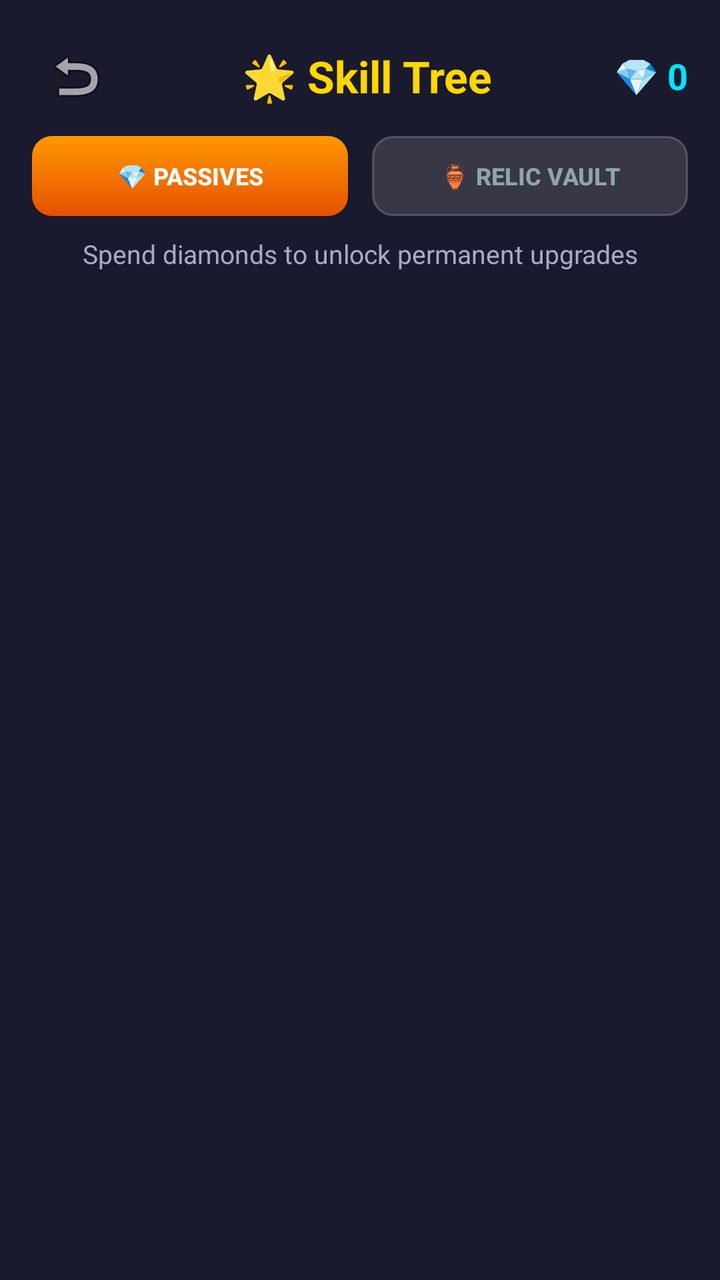
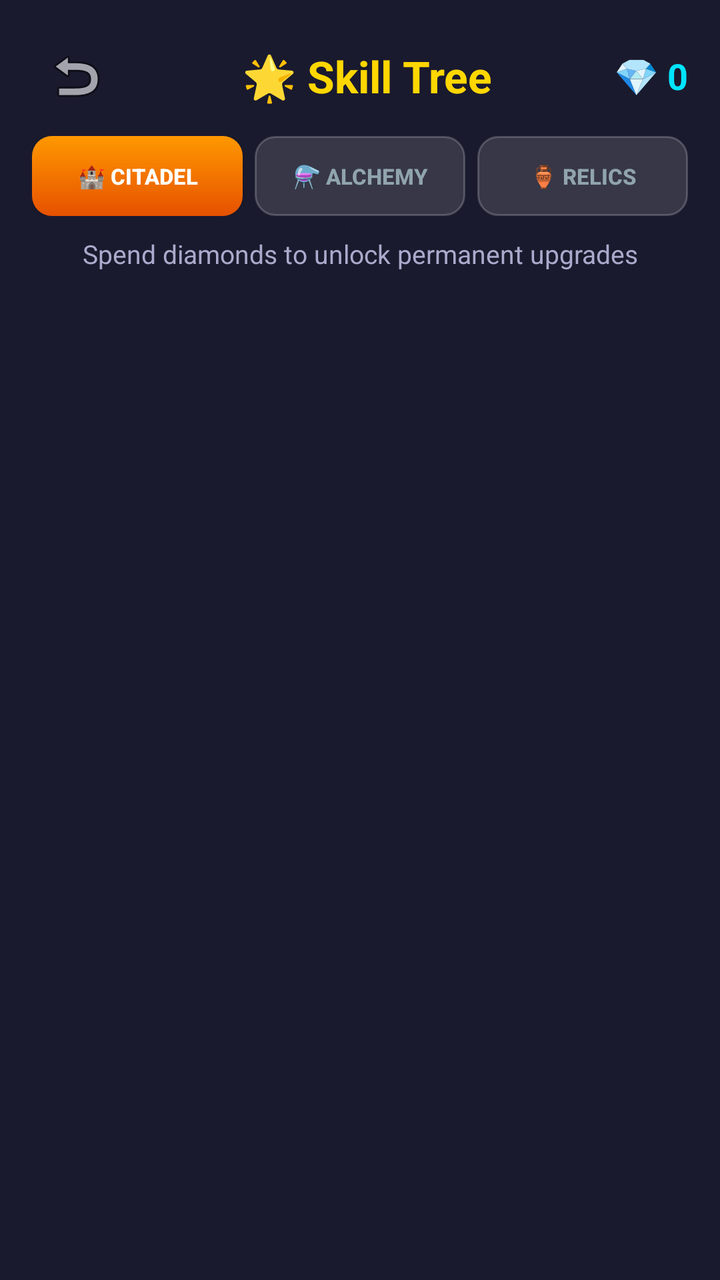

Compare the two renders of this Android layout. The source of the first and the diff that turns it into the second are given below.
<!-- AndroidManifest.xml: application theme Theme.MyApp -->
<!-- res/layout/activity_skill_tree.xml -->
<?xml version="1.0" encoding="utf-8"?>
<LinearLayout
    xmlns:android="http://schemas.android.com/apk/res/android"
    android:layout_width="match_parent"
    android:layout_height="match_parent"
    android:orientation="vertical"
    android:background="@color/bg_dark"
    android:padding="16dp">

    
    <LinearLayout
        android:layout_width="match_parent"
        android:layout_height="wrap_content"
        android:orientation="horizontal"
        android:gravity="center_vertical"
        android:layout_marginBottom="8dp">

        <ImageButton
            android:id="@+id/btn_back"
            android:layout_width="44dp"
            android:layout_height="44dp"
            android:src="@android:drawable/ic_menu_revert"
            android:background="?attr/selectableItemBackgroundBorderless"
            android:contentDescription="@string/back" />

        <TextView
            android:id="@+id/text_header_title"
            android:layout_width="0dp"
            android:layout_height="wrap_content"
            android:layout_weight="1"
            android:text="@string/skill_tree_title"
            android:textColor="@color/gold"
            android:textSize="22sp"
            android:textStyle="bold"
            android:gravity="center" />

        
        <TextView
            android:id="@+id/text_diamonds"
            android:layout_width="wrap_content"
            android:layout_height="wrap_content"
            android:text="💎 0"
            android:textColor="#00E5FF"
            android:textSize="18sp"
            android:textStyle="bold" />
    </LinearLayout>

    
    <LinearLayout
        android:layout_width="match_parent"
        android:layout_height="wrap_content"
        android:orientation="horizontal"
        android:layout_marginBottom="10dp">

        <Button
            android:id="@+id/btn_tab_skills"
            android:layout_width="0dp"
            android:layout_height="40dp"
            android:layout_weight="1"
            android:text="💎 Passives"
            android:textSize="12sp"
            android:textStyle="bold"
            android:textColor="#FFFFFF"
            android:background="@drawable/bg_tab_active"
            android:layout_marginEnd="6dp" />

        <Button
            android:id="@+id/btn_tab_relics"
            android:layout_width="0dp"
            android:layout_height="40dp"
            android:layout_weight="1"
            android:text="🏺 Relic Vault"
            android:textSize="12sp"
            android:textStyle="bold"
            android:textColor="#90A4AE"
            android:background="@drawable/bg_tab_inactive"
            android:layout_marginStart="6dp" />
    </LinearLayout>

    <TextView
        android:id="@+id/text_subtitle"
        android:layout_width="match_parent"
        android:layout_height="wrap_content"
        android:text="@string/skill_tree_subtitle"
        android:textColor="@color/text_secondary"
        android:textSize="13sp"
        android:gravity="center"
        android:layout_marginBottom="12dp" />

    
    <ScrollView
        android:layout_width="match_parent"
        android:layout_height="0dp"
        android:layout_weight="1"
        android:fadeScrollbars="true">

        <LinearLayout
            android:id="@+id/skill_container"
            android:layout_width="match_parent"
            android:layout_height="wrap_content"
            android:orientation="vertical" />
    </ScrollView>

</LinearLayout>
<!-- resources referenced by this layout -->
<resources>
  <color name="bg_dark">#FF1A1A2E</color>
  <color name="gold">#FFFFD700</color>
  <color name="text_secondary">#FFAAAACC</color>
  <!-- drawable bg_tab_active (drawable) -->
  ﻿<?xml version="1.0" encoding="utf-8"?>
  <shape xmlns:android="http://schemas.android.com/apk/res/android"
      android:shape="rectangle">
      <gradient
          android:angle="270"
          android:startColor="@color/btn_primary"
          android:endColor="@color/btn_primary_dark" />
      <corners android:radius="10dp" />
  </shape>
  <!-- drawable bg_tab_inactive (drawable) -->
  ﻿<?xml version="1.0" encoding="utf-8"?>
  <ripple xmlns:android="http://schemas.android.com/apk/res/android"
      android:color="@color/ripple_light">
      <item>
          <shape android:shape="rectangle">
              <solid android:color="#20FFFFFF" />
              <corners android:radius="10dp" />
              <stroke android:width="1dp" android:color="#33FFFFFF" />
          </shape>
      </item>
  </ripple>
  <string name="back">Back</string>
  <string name="skill_tree_subtitle">Spend diamonds to unlock permanent upgrades</string>
  <string name="skill_tree_title">🌟 Skill Tree</string>
  <style name="Theme.MyApp" parent="Theme.MaterialComponents.DayNight.NoActionBar">
          <item name="colorPrimary">@color/bg_header</item>
          <item name="colorPrimaryVariant">@color/bg_dark</item>
          <item name="colorOnPrimary">@color/gold</item>
          <item name="colorSecondary">@color/gold</item>
          <item name="colorSecondaryVariant">@color/gold</item>
          <item name="colorOnSecondary">@color/bg_dark</item>
          <item name="android:statusBarColor">@color/bg_header</item>
          <item name="android:navigationBarColor">@color/bg_dark</item>
          <item name="android:windowBackground">@color/bg_dark</item>
      </style>
  <color name="btn_primary">#FF9800</color>
  <color name="btn_primary_dark">#E65100</color>
  <color name="ripple_light">#33FFFFFF</color>
  <color name="bg_header">#FF16213E</color>
</resources>

<!-- the commit's change to res/layout/activity_skill_tree.xml (unified diff, before → after) -->
@@ -57,24 +57,37 @@
             android:layout_width="0dp"
             android:layout_height="40dp"
             android:layout_weight="1"
-            android:text="💎 Passives"
-            android:textSize="12sp"
+            android:text="🏰 Citadel"
+            android:textSize="11sp"
             android:textStyle="bold"
             android:textColor="#FFFFFF"
             android:background="@drawable/bg_tab_active"
-            android:layout_marginEnd="6dp" />
+            android:layout_marginEnd="4dp" />
+
+        <Button
+            android:id="@+id/btn_tab_alchemy"
+            android:layout_width="0dp"
+            android:layout_height="40dp"
+            android:layout_weight="1"
+            android:text="⚗️ Alchemy"
+            android:textSize="11sp"
+            android:textStyle="bold"
+            android:textColor="#90A4AE"
+            android:background="@drawable/bg_tab_inactive"
+            android:layout_marginStart="2dp"
+            android:layout_marginEnd="2dp" />
 
         <Button
             android:id="@+id/btn_tab_relics"
             android:layout_width="0dp"
             android:layout_height="40dp"
             android:layout_weight="1"
-            android:text="🏺 Relic Vault"
-            android:textSize="12sp"
+            android:text="🏺 Relics"
+            android:textSize="11sp"
             android:textStyle="bold"
             android:textColor="#90A4AE"
             android:background="@drawable/bg_tab_inactive"
-            android:layout_marginStart="6dp" />
+            android:layout_marginStart="4dp" />
     </LinearLayout>
 
     <TextView
